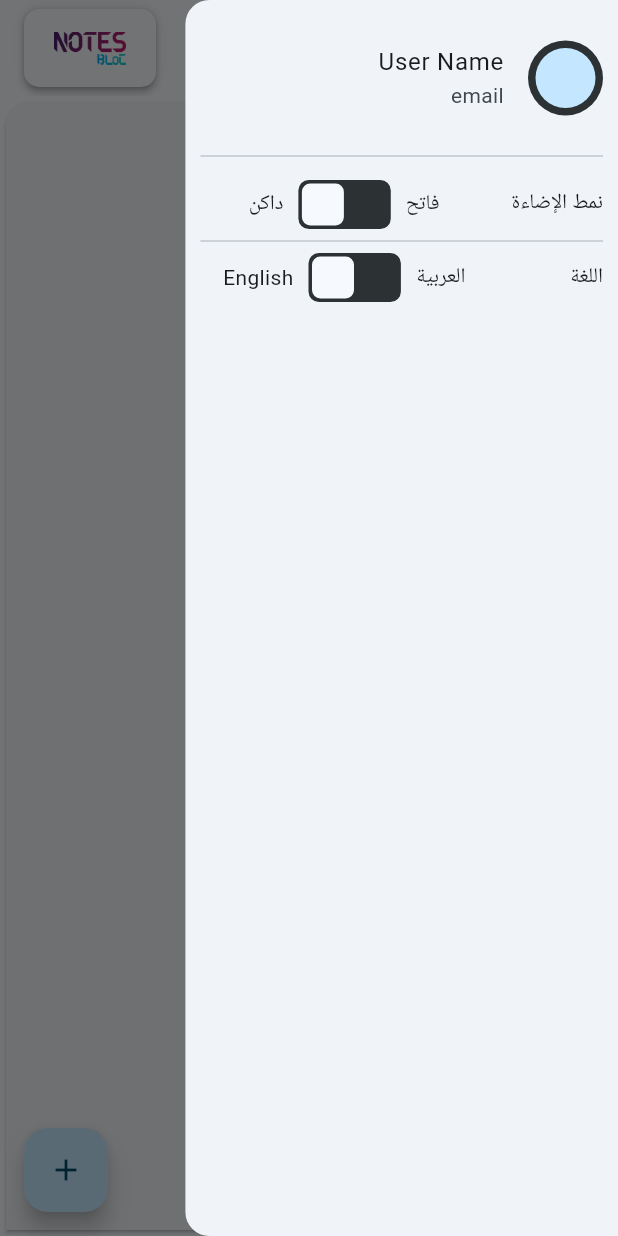
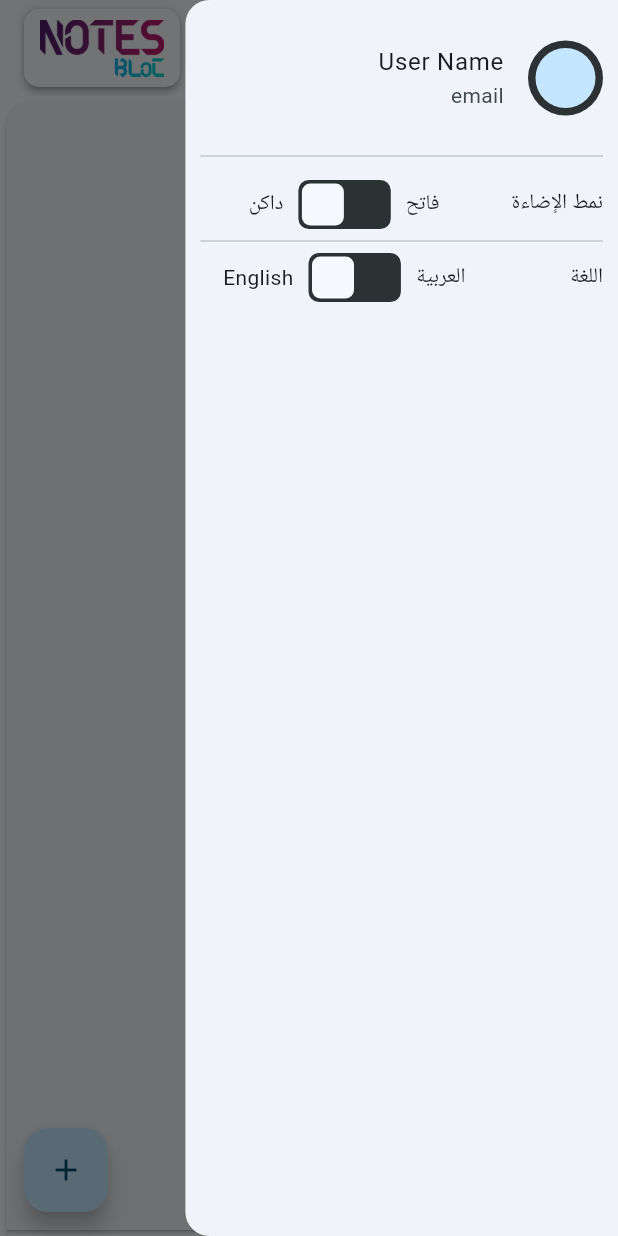
Before and after one commit to AliA5y/notes_bloc, a Flutter app: the screen it shows after launch, with the side drawer open, on a phone screen of 412 x 824 dp. Run offline on Flutter 3.47's test engine with Material 3 defaults, Android fonts, the light colour scheme and no system bars; our stand-ins replace flutter_bloc, line_icons, shared_preferences, sqflite, sqflite_common_ffi; accounts and stored records are empty.

Commit message:
refactor: refactor app logo button

```diff
--- a/lib/views/widgets/app_logo_button.dart
+++ b/lib/views/widgets/app_logo_button.dart
@@ -8,7 +8,9 @@ class AppLogoButton extends StatelessWidget {
 
   @override
   Widget build(BuildContext context) {
-    return Container(
+    return AspectRatio(
+      aspectRatio: 2,
+      child: Container(
         decoration: BoxDecoration(
           color: Colors.transparent,
           borderRadius: BorderRadius.circular(10),
@@ -36,15 +38,16 @@ class AppLogoButton extends StatelessWidget {
                     return const DeveloperInfoCard();
                   });
             },
-          padding: const EdgeInsets.symmetric(horizontal: 10, vertical: 10.0),
+            padding: const EdgeInsets.all(0),
             color: Theme.of(context).colorScheme.surface,
             shape: RoundedRectangleBorder(
               borderRadius: BorderRadius.circular(10),
             ),
             child: Padding(
-            padding: const EdgeInsets.all(5.0),
+              padding: const EdgeInsets.all(7.0),
               child: Image.asset('assets/images/logo.png'),
             )),
+      ),
     );
   }
 }
```
Lines whose indentation alone changed are shown as unchanged.
